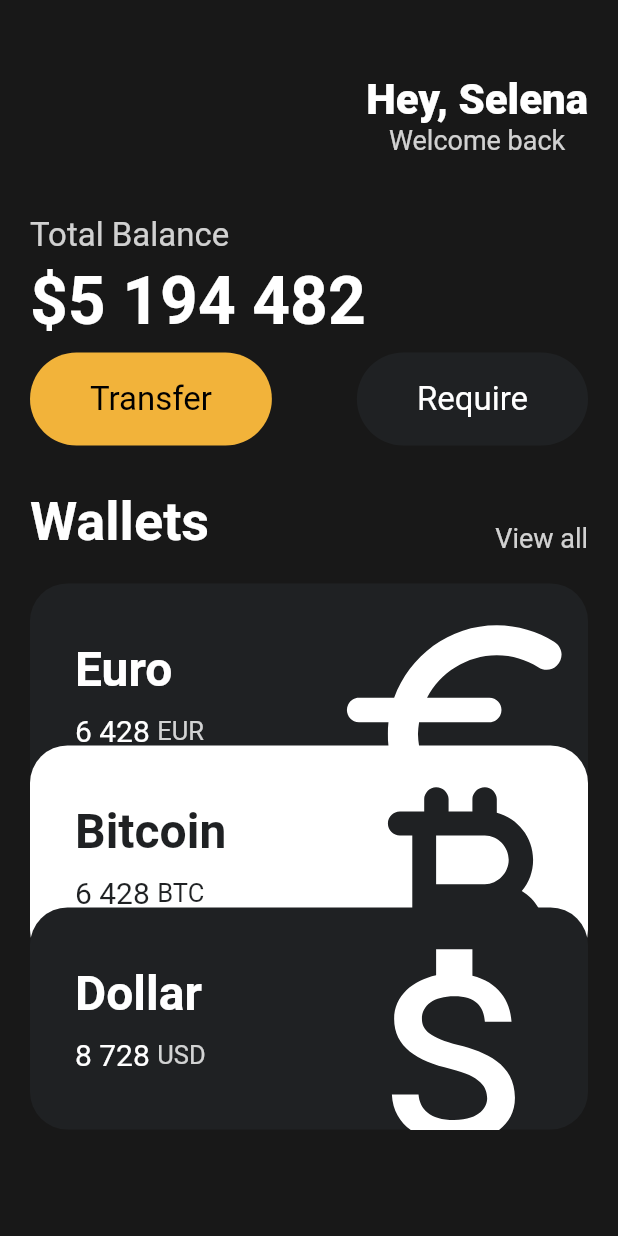
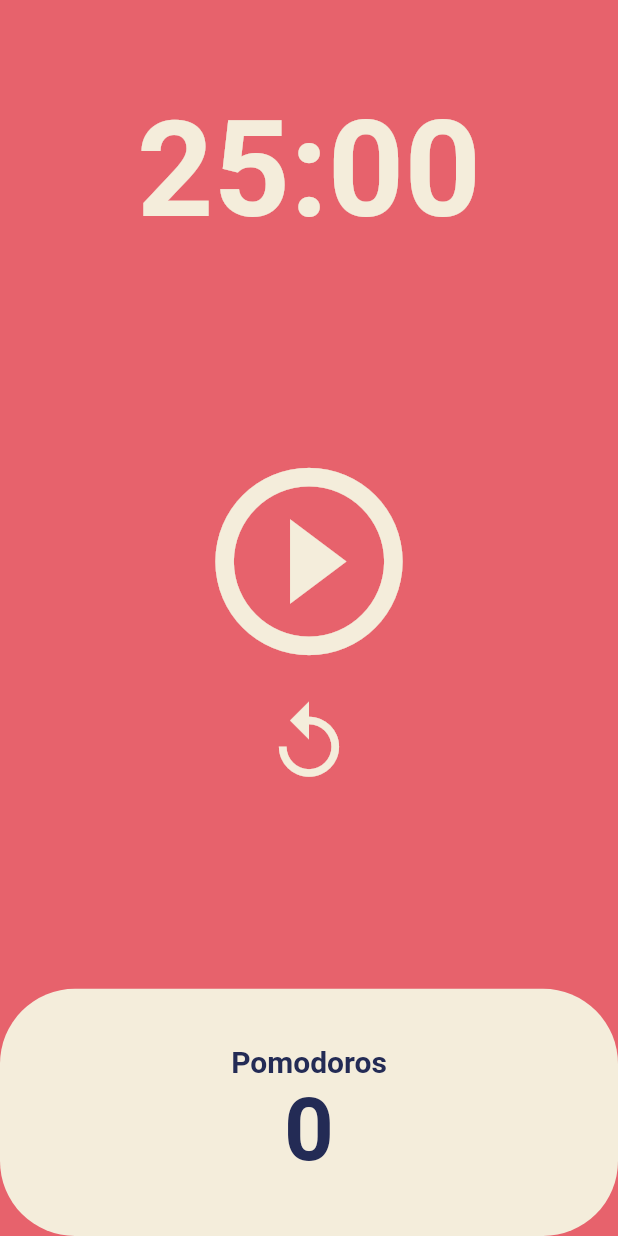
Before and after one commit to Hwang-Junsu/flutter_practice, a Flutter app: the screen it shows after launch, on a phone screen of 412 x 824 dp. Run offline on Flutter 3.47's test engine with Material 2 defaults, Android fonts, the phone set to English and light mode, and no system bars.

Commit message:
Practice: Pomodoro App Clone

```diff
--- a/lib/main.dart
+++ b/lib/main.dart
@@ -1,6 +1,5 @@
 import 'package:flutter/material.dart';
-import 'package:toonflix/widgets/Button.dart';
-import 'package:toonflix/widgets/currency_card.dart';
+import 'package:toonflix/screens/home_screen.dart';
 
 void main() {
   runApp(App());
@@ -10,131 +9,18 @@ class App extends StatelessWidget {
   @override
   Widget build(BuildContext context) {
     return MaterialApp(
-      home: Scaffold(
-        backgroundColor: const Color(0xFF181818),
-        body: SingleChildScrollView(
-          child: Padding(
-            padding: const EdgeInsets.symmetric(horizontal: 20),
-            child: Column(
-              crossAxisAlignment: CrossAxisAlignment.start,
-              children: [
-                const SizedBox(
-                  height: 50,
-                ),
-                Row(
-                  mainAxisAlignment: MainAxisAlignment.end,
-                  children: [
-                    Column(
-                      crossAxisAlignment: CrossAxisAlignment.end,
-                      children: [
-                        Column(
-                          children: const [
-                            Text(
-                              'Hey, Selena',
-                              style: TextStyle(
-                                  color: Colors.white,
-                                  fontSize: 28,
-                                  fontWeight: FontWeight.w800),
-                            ),
-                            Text(
-                              'Welcome back',
-                              style: TextStyle(
-                                  color: Color.fromRGBO(255, 255, 255, 0.8),
-                                  fontSize: 18),
-                            ),
-                          ],
-                        )
-                      ],
-                    ),
-                  ],
-                ),
-                const SizedBox(
-                  height: 40,
-                ),
-                Text('Total Balance',
-                    style: TextStyle(
-                      fontSize: 22,
-                      color: Colors.white.withOpacity(0.8),
-                    )),
-                const SizedBox(
-                  height: 5,
-                ),
-                const Text('\$5 194 482',
-                    style: TextStyle(
-                      fontSize: 44,
-                      fontWeight: FontWeight.w600,
-                      color: Colors.white,
-                    )),
-                const SizedBox(
-                  height: 8,
-                ),
-                Row(
-                  mainAxisAlignment: MainAxisAlignment.spaceBetween,
-                  children: const [
-                    Button(
-                      text: 'Transfer',
-                      bgColor: Color(0xFFF2B33A),
-                      textColor: Colors.black,
-                    ),
-                    Button(
-                      text: 'Require',
-                      bgColor: Color(0xFF1F2123),
-                      textColor: Colors.white,
-                    )
-                  ],
-                ),
-                const SizedBox(height: 30),
-                Row(
-                  mainAxisAlignment: MainAxisAlignment.spaceBetween,
-                  crossAxisAlignment: CrossAxisAlignment.end,
-                  children: [
-                    const Text(
-                      'Wallets',
-                      style: TextStyle(
-                          color: Colors.white,
-                          fontSize: 36,
-                          fontWeight: FontWeight.w600),
-                    ),
-                    Text(
-                      'View all',
-                      style: TextStyle(
-                        color: Colors.white.withOpacity(0.8),
-                        fontSize: 18,
-                      ),
-                    ),
-                  ],
-                ),
-                const SizedBox(
-                  height: 20,
-                ),
-                const CurrencyCard(
-                  name: 'Euro',
-                  code: 'EUR',
-                  amount: '6 428',
-                  icon: Icons.euro_rounded,
-                  isInverted: false,
-                ),
-                const CurrencyCard(
-                  name: 'Bitcoin',
-                  code: 'BTC',
-                  amount: '6 428',
-                  icon: Icons.currency_bitcoin_rounded,
-                  isInverted: true,
-                  offset: Offset(0, -40),
-                ),
-                const CurrencyCard(
-                  name: 'Dollar',
-                  code: 'USD',
-                  amount: '8 728',
-                  icon: Icons.attach_money_outlined,
-                  isInverted: false,
-                  offset: Offset(0, -80),
-                ),
-              ],
+        theme: ThemeData(
+          backgroundColor: const Color(0xFFE7626C),
+          textTheme: const TextTheme(
+            headline1: TextStyle(
+              color: Color(0xFF232B55),
             ),
           ),
+          cardColor: const Color(0xFFF4EDDB),
         ),
-      ),
-    );
+        home: const Scaffold(
+            body: Center(
+          child: HomeScreen(),
+        )));
   }
 }
--- /dev/null
+++ b/lib/screens/home_screen.dart
@@ -0,0 +1,149 @@
+import 'dart:async';
+
+import 'package:flutter/material.dart';
+
+class HomeScreen extends StatefulWidget {
+  const HomeScreen({super.key});
+
+  @override
+  State<HomeScreen> createState() => _HomeScreenState();
+}
+
+class _HomeScreenState extends State<HomeScreen> {
+  static const twentyFiveMinutes = 1500;
+  int totalSeconds = twentyFiveMinutes;
+  bool isRunning = false;
+  int totalPomodoros = 0;
+  late Timer timer;
+
+  void onTick(Timer timer) {
+    if (totalSeconds == 0) {
+      setState(() {
+        totalPomodoros++;
+        isRunning = false;
+        totalSeconds = twentyFiveMinutes;
+      });
+      timer.cancel();
+    } else {
+      setState(() {
+        totalSeconds = totalSeconds - 1;
+      });
+    }
+  }
+
+  void onStartPressed() {
+    timer = Timer.periodic(
+      const Duration(seconds: 1),
+      onTick,
+    );
+    setState(() {
+      isRunning = true;
+    });
+  }
+
+  void onPausePressed() {
+    timer.cancel();
+    setState(() {
+      isRunning = false;
+    });
+  }
+
+  void onResetPressed() {
+    timer.cancel();
+    setState(() {
+      totalSeconds = twentyFiveMinutes;
+      isRunning = false;
+    });
+  }
+
+  String format(int seconds) {
+    var duration = Duration(seconds: seconds);
+    return duration.toString().split(".").first.substring(2, 7);
+  }
+
+  @override
+  Widget build(BuildContext context) {
+    return Scaffold(
+      backgroundColor: Theme.of(context).backgroundColor,
+      body: Column(
+        children: [
+          Flexible(
+            flex: 1,
+            child: Container(
+              alignment: Alignment.bottomCenter,
+              child: Text(
+                format(totalSeconds),
+                style: TextStyle(
+                    color: Theme.of(context).cardColor,
+                    fontSize: 89,
+                    fontWeight: FontWeight.w600),
+              ),
+            ),
+          ),
+          Flexible(
+            flex: 3,
+            child: Column(
+              mainAxisAlignment: MainAxisAlignment.center,
+              children: [
+                Center(
+                  child: IconButton(
+                    iconSize: 150,
+                    color: Theme.of(context).cardColor,
+                    onPressed: isRunning ? onPausePressed : onStartPressed,
+                    icon: Icon(isRunning
+                        ? Icons.pause_circle_outline
+                        : Icons.play_circle_outline_outlined),
+                  ),
+                ),
+                Center(
+                  child: IconButton(
+                    icon: const Icon(Icons.replay_outlined),
+                    onPressed: onResetPressed,
+                    iconSize: 60,
+                    color: Theme.of(context).cardColor,
+                  ),
+                )
+              ],
+            ),
+          ),
+          Flexible(
+            flex: 1,
+            child: Row(
+              children: [
+                Expanded(
+                  child: Container(
+                    decoration: BoxDecoration(
+                      color: Theme.of(context).cardColor,
+                      borderRadius: BorderRadius.circular(50),
+                    ),
+                    child: Column(
+                      mainAxisAlignment: MainAxisAlignment.center,
+                      children: [
+                        Text(
+                          'Pomodoros',
+                          style: TextStyle(
+                              fontSize: 20,
+                              fontWeight: FontWeight.w600,
+                              color:
+                                  Theme.of(context).textTheme.headline1!.color),
+                        ),
+                        Text(
+                          '$totalPomodoros',
+                          style: TextStyle(
+                              fontSize: 58,
+                              fontWeight: FontWeight.w600,
+                              color:
+                                  Theme.of(context).textTheme.headline1!.color),
+                        ),
+                      ],
+                    ),
+                  ),
+                ),
+              ],
+            ),
+          )
+        ],
+      ),
+    );
+  }
+}
```
